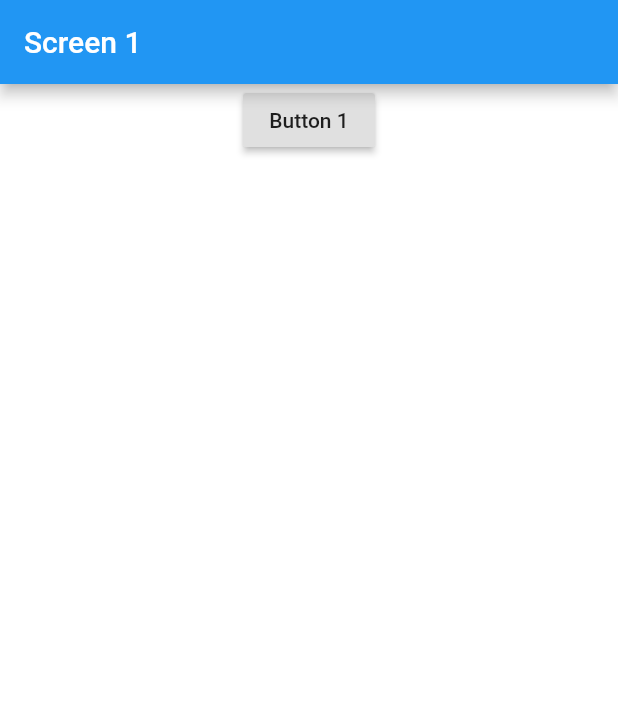
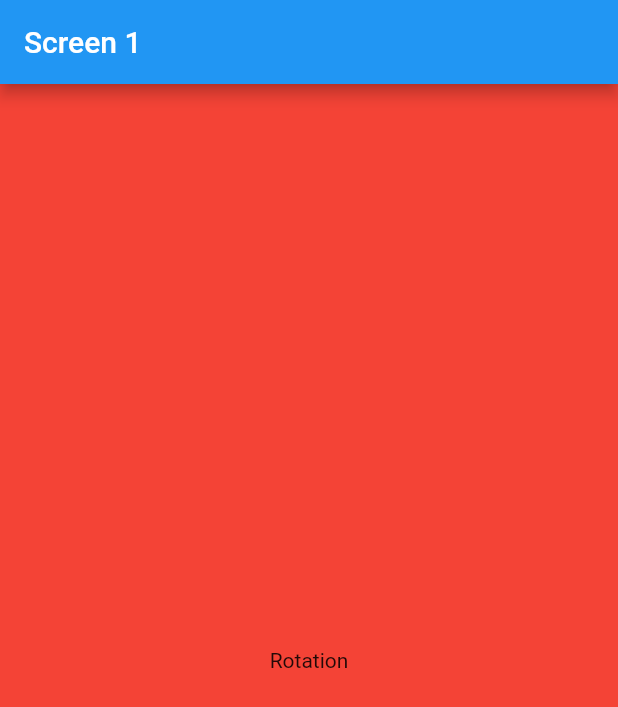
Before and after one commit to SefuZeph/flutter_app_onboarding, a Flutter app: the screen it shows after launch, on a phone screen of 412 x 824 dp. Shown: the top 707 px of the screen. Run offline on Flutter 3.47's test engine with Material 2 defaults, Android fonts, the phone set to English and light mode, and no system bars.

Commit message:
Add card animation for the on second boarding page

```diff
--- a/lib/onboard_AndroidMobile1.dart
+++ b/lib/onboard_AndroidMobile1.dart
@@ -1,11 +1,15 @@
 import 'package:flutter/material.dart';
 
-import 'onboard_AndroidMobile2.dart';
-
-class onboard_AndroidMobile1 extends StatelessWidget {
+class onboard_AndroidMobile1 extends StatefulWidget {
   final String title;
 
   onboard_AndroidMobile1({Key key, this.title}) : super(key: key);
+
+  _MyFirstPage createState() => _MyFirstPage();
+}
+
+class _MyFirstPage extends State<onboard_AndroidMobile1> {
+  final pageController = PageController(initialPage: 0);
 
   @override
   Widget build(BuildContext context) {
@@ -14,31 +18,61 @@ class onboard_AndroidMobile1 extends StatelessWidget {
         title: Text("Screen 1"),
       ),
       backgroundColor: const Color(0xffffffff),
-      body: Column(
-        children: <Widget>[
-          Padding(
-            padding: EdgeInsets.only(left: 450.0),
-          ),
-          _buttonOne(context),
-        ],
+      body: Container(
+        child: PageView(
+//          physics: new NeverScrollableScrollPhysics(),
+          controller: pageController,
+          scrollDirection: Axis.vertical,
+          children: <Widget>[_pageOne(), _pageTwo(), _pageThree()],
+        ),
       ),
     );
   }
 
-  Widget _buttonOne(BuildContext context) {
-    return RaisedButton(
-      child: Text("Button 1"),
-      onPressed: () {
-        Navigator.push(context,
-            MaterialPageRoute(builder: (context) => onboard_AndroidMobile2()));
-      },
+  Widget _pageOne() {
+    return Center(
+      child: Container(
+        color: Colors.red,
+        height: MediaQuery.of(context).size.height,
+        width: MediaQuery.of(context).size.width,
+        child: Center(
+          child: Text("Rotation"),
+        ),
+      ),
     );
   }
 
-  Widget _translateButton() {
-    return RaisedButton(
-      child: Text("Button Press"),
-      onPressed: () {},
+  Widget _pageTwo() {
+    return Center(
+      child: Container(
+        color: Colors.blue,
+        height: MediaQuery.of(context).size.height,
+        width: MediaQuery.of(context).size.width,
+        child: Center(
+            child: FlatButton(
+          child: Text("Scale"),
+          onPressed: () {
+            setState(() {
+              pageController.animateToPage(2,
+                  duration: Duration(microseconds: 400000),
+                  curve: Curves.easeInQuad);
+            });
+          },
+        )),
+      ),
+    );
+  }
+
+  Widget _pageThree() {
+    return Center(
+      child: Container(
+        color: Colors.green,
+        height: MediaQuery.of(context).size.height,
+        width: MediaQuery.of(context).size.width,
+        child: Center(
+          child: Text("Translate"),
+        ),
+      ),
     );
   }
 }
```
Also changed, not shown: lib/main.dart (+85 -84 lines).
